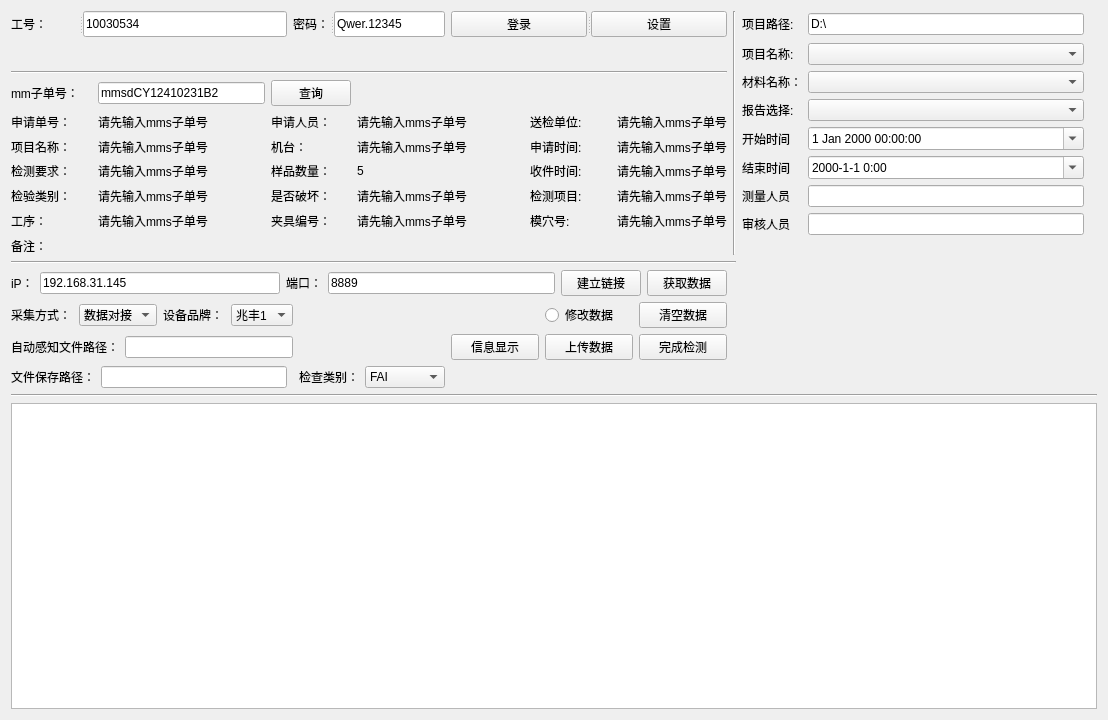
The window that zw_project_1_0/operationinterface.ui (PX007XP/LY_SDK) describes before a commit, drawn with Qt 5.
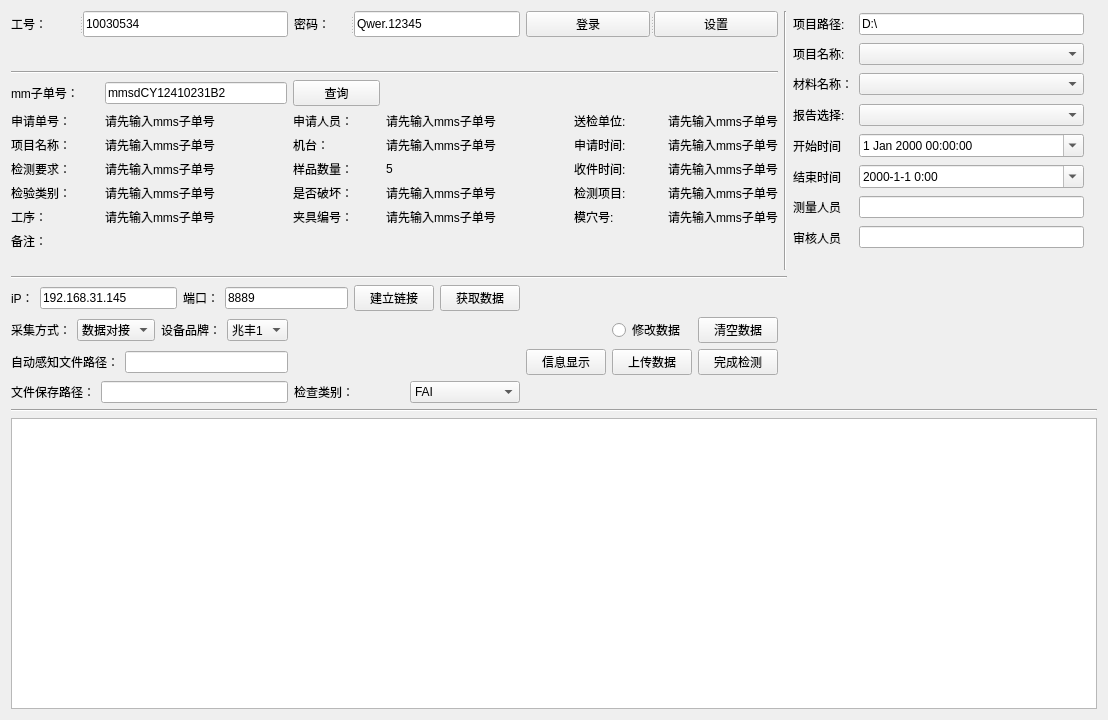
The same window after the commit.

Patch:
```diff
--- a/zw_project_1_0/operationinterface.ui
+++ b/zw_project_1_0/operationinterface.ui
@@ -31,7 +31,7 @@
      </widget>
     </widget>
    </item>
-   <item row="0" column="1" colspan="2">
+   <item row="0" column="1">
     <widget class="QSplitter" name="splitter_2">
      <property name="orientation">
       <enum>Qt::Horizontal</enum>
@@ -54,7 +54,7 @@
      </widget>
     </widget>
    </item>
-   <item row="0" column="3">
+   <item row="0" column="2">
     <widget class="QSplitter" name="splitter_3">
      <property name="orientation">
       <enum>Qt::Horizontal</enum>
@@ -71,7 +71,7 @@
      </widget>
     </widget>
    </item>
-   <item row="0" column="4" rowspan="9">
+   <item row="0" column="3" rowspan="9">
     <widget class="Line" name="line_2">
      <property name="sizePolicy">
       <sizepolicy hsizetype="Fixed" vsizetype="Expanding">
@@ -84,28 +84,28 @@
      </property>
     </widget>
    </item>
-   <item row="0" column="5">
+   <item row="0" column="4">
     <widget class="QLabel" name="label_4">
      <property name="text">
       <string>项目路径:</string>
      </property>
     </widget>
    </item>
-   <item row="0" column="6">
+   <item row="0" column="5">
     <widget class="QLineEdit" name="MobanlujinEdit">
      <property name="text">
       <string>D:\</string>
      </property>
     </widget>
    </item>
-   <item row="1" column="5">
+   <item row="1" column="4">
     <widget class="QLabel" name="label">
      <property name="text">
       <string>项目名称:</string>
      </property>
     </widget>
    </item>
-   <item row="1" column="6">
+   <item row="1" column="5">
     <widget class="QComboBox" name="PathcomboBox">
      <property name="sizePolicy">
       <sizepolicy hsizetype="Preferred" vsizetype="Fixed">
@@ -118,7 +118,7 @@
      </property>
     </widget>
    </item>
-   <item row="2" column="0" rowspan="7" colspan="4">
+   <item row="2" column="0" rowspan="6" colspan="3">
     <layout class="QGridLayout" name="gridLayout">
      <item row="5" column="7">
       <widget class="QLabel" name="label_jiancexiangmu">
@@ -367,42 +367,42 @@
      </item>
     </layout>
    </item>
-   <item row="2" column="5">
+   <item row="2" column="4">
     <widget class="QLabel" name="label_2">
      <property name="text">
       <string>材料名称：</string>
      </property>
     </widget>
    </item>
-   <item row="2" column="6">
+   <item row="2" column="5">
     <widget class="QComboBox" name="TypecomboBox">
      <property name="currentIndex">
       <number>-1</number>
      </property>
     </widget>
    </item>
-   <item row="3" column="5">
+   <item row="3" column="4">
     <widget class="QLabel" name="label_3">
      <property name="text">
       <string>报告选择:</string>
      </property>
     </widget>
    </item>
-   <item row="3" column="6">
+   <item row="3" column="5">
     <widget class="QComboBox" name="FilecomboBox">
      <property name="currentIndex">
       <number>-1</number>
      </property>
     </widget>
    </item>
-   <item row="4" column="5">
+   <item row="4" column="4">
     <widget class="QLabel" name="label_12">
      <property name="text">
       <string>开始时间</string>
      </property>
     </widget>
    </item>
-   <item row="4" column="6">
+   <item row="4" column="5">
     <widget class="QDateTimeEdit" name="dateTimeEditStart">
      <property name="calendarPopup">
       <bool>true</bool>
@@ -412,14 +412,14 @@
      </property>
     </widget>
    </item>
-   <item row="5" column="5">
+   <item row="5" column="4">
     <widget class="QLabel" name="label_14">
      <property name="text">
       <string>结束时间</string>
      </property>
     </widget>
    </item>
-   <item row="5" column="6">
+   <item row="5" column="5">
     <widget class="QDateTimeEdit" name="dateTimeEditEnd">
      <property name="displayFormat">
       <string>yyyy-M-d H:mm</string>
@@ -429,41 +429,41 @@
      </property>
     </widget>
    </item>
-   <item row="6" column="5">
+   <item row="6" column="4">
     <widget class="QLabel" name="label_15">
      <property name="text">
       <string>测量人员</string>
      </property>
     </widget>
    </item>
-   <item row="6" column="6">
+   <item row="6" column="5">
     <widget class="QLineEdit" name="lineEdit"/>
    </item>
-   <item row="7" column="5">
+   <item row="7" column="4">
     <widget class="QLabel" name="label_16">
      <property name="text">
       <string>审核人员</string>
      </property>
     </widget>
    </item>
-   <item row="7" column="6">
+   <item row="7" column="5">
     <widget class="QLineEdit" name="lineEdit_2"/>
    </item>
-   <item row="8" column="7">
+   <item row="8" column="6">
     <widget class="QLabel" name="label_9">
      <property name="text">
       <string/>
      </property>
     </widget>
    </item>
-   <item row="9" column="0" colspan="5">
+   <item row="9" column="0" colspan="4">
     <widget class="Line" name="line_3">
      <property name="orientation">
       <enum>Qt::Horizontal</enum>
      </property>
     </widget>
    </item>
-   <item row="10" column="0" colspan="4">
+   <item row="10" column="0" colspan="2">
     <layout class="QHBoxLayout" name="horizontalLayout_4">
      <item>
       <layout class="QHBoxLayout" name="horizontalLayout">
@@ -521,7 +521,7 @@
      </item>
     </layout>
    </item>
-   <item row="11" column="0" colspan="2">
+   <item row="11" column="0">
     <layout class="QHBoxLayout" name="horizontalLayout_5">
      <item>
       <widget class="QLabel" name="label_5">
@@ -573,7 +573,7 @@
      </item>
     </layout>
    </item>
-   <item row="11" column="3" rowspan="2">
+   <item row="11" column="2" rowspan="2">
     <layout class="QGridLayout" name="gridLayout_2">
      <item row="2" column="0">
       <widget class="QPushButton" name="ShowDataButton">
@@ -618,7 +618,7 @@
      </item>
     </layout>
    </item>
-   <item row="12" column="0" colspan="2">
+   <item row="12" column="0">
     <layout class="QHBoxLayout" name="horizontalLayout_6">
      <item>
       <widget class="QLabel" name="label_6">
@@ -646,7 +646,7 @@
      </item>
     </layout>
    </item>
-   <item row="13" column="2">
+   <item row="13" column="1">
     <layout class="QHBoxLayout" name="horizontalLayout_8">
      <item>
       <widget class="QLabel" name="label_10">
@@ -749,19 +749,15 @@
      </item>
     </layout>
    </item>
-   <item row="14" column="0" colspan="8">
+   <item row="14" column="0" colspan="7">
     <widget class="Line" name="line">
      <property name="orientation">
       <enum>Qt::Horizontal</enum>
      </property>
     </widget>
    </item>
-   <item row="15" column="0" colspan="8">
-    <widget class="QTextEdit" name="showdataEdit">
-     <property name="enabled">
-      <bool>true</bool>
-     </property>
-    </widget>
+   <item row="15" column="0" colspan="7">
+    <widget class="QTableView" name="ShowtableView"/>
    </item>
   </layout>
  </widget>
```
